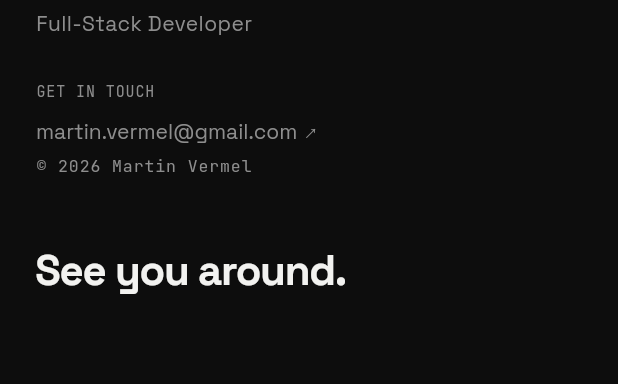
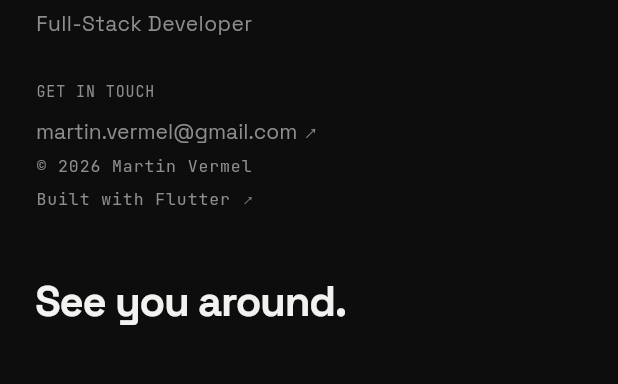
Before and after one commit to MartinVermel/interactive_resume, a Flutter app: the ContactFooter widget shown alone on an empty page, opened directly with empty values, on a phone screen of 412 x 824 dp, the part 605-989 px from its top. Run offline on Flutter 3.47's test engine with Material 3 defaults, Android fonts, the phone set to English and light mode, and no system bars; our stand-ins replace flutter_animate, material_ui.

Commit message:
Add 'Built with Flutter' link to footer
Co-Authored-By: Claude Opus 5.5 <noreply@anthropic.com>

```diff
--- a/lib/widgets/contact_footer.dart
+++ b/lib/widgets/contact_footer.dart
@@ -110,6 +110,14 @@ class ContactFooter extends StatelessWidget {
                       const SizedBox(height: 6),
                       Text('© ${Profile.year} ${Profile.name}',
                           style: monoStyle(size: 11)),
+                      const SizedBox(height: 6),
+                      _HoverText(
+                        label: 'Built with Flutter ↗',
+                        onTap: () => _open(
+                            'https://github.com/MartinVermel/interactive_resume'),
+                        mono: true,
+                        size: 13,
+                      ),
                     ],
                   ),
                 ],
```
